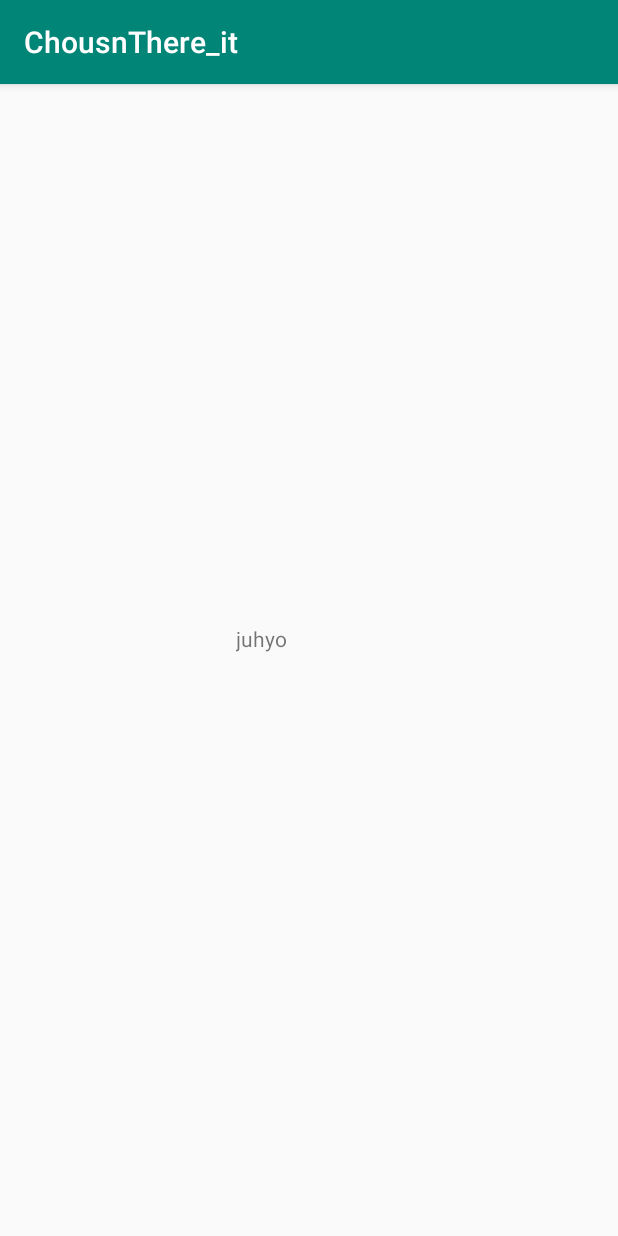
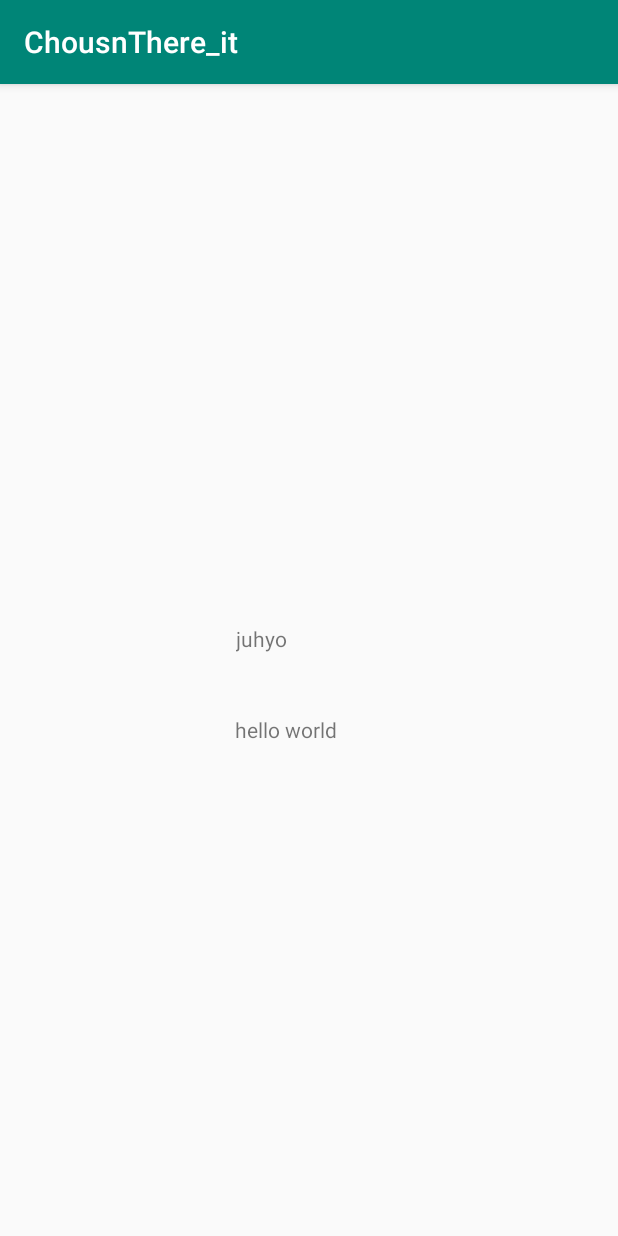
Before and after one commit to kjuhyo/ChosunThere_it, an Android app: the screen it shows after launch (MainActivity), on a phone screen of 412 x 824 dp. Run offline under Robolectric (Android 15) with nearby library versions, the phone set to English and light mode, and no system bars.

Commit message:
10월 11일자 파일에 hello world 추가

```diff
--- a/app/src/main/res/layout/activity_main.xml
+++ b/app/src/main/res/layout/activity_main.xml
@@ -15,4 +15,16 @@
         app:layout_constraintRight_toRightOf="parent"
         app:layout_constraintTop_toTopOf="parent" />
 
+    <TextView
+        android:id="@+id/textView2"
+        android:layout_width="98dp"
+        android:layout_height="48dp"
+        android:text="hello world"
+        app:layout_constraintBottom_toBottomOf="parent"
+        app:layout_constraintHorizontal_bias="0.498"
+        app:layout_constraintLeft_toLeftOf="parent"
+        app:layout_constraintRight_toRightOf="parent"
+        app:layout_constraintTop_toTopOf="parent"
+        app:layout_constraintVertical_bias="0.584" />
+
 </androidx.constraintlayout.widget.ConstraintLayout>
```
